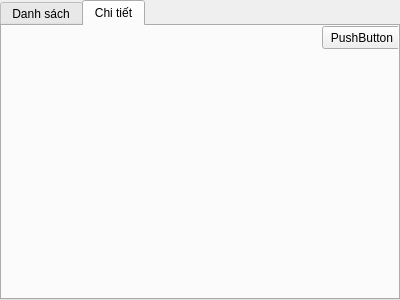
Before: the Qt Designer form UIFastScoring/courseinfowidget.ui in kidstuff/FastScoring, drawn with Qt 5.
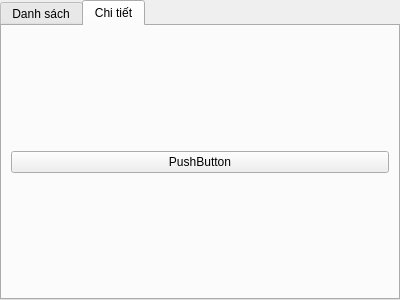
After: the same form once the commit is applied.

```diff
--- a/UIFastScoring/courseinfowidget.ui
+++ b/UIFastScoring/courseinfowidget.ui
@@ -43,19 +43,15 @@
    <attribute name="title">
     <string>Chi tiết</string>
    </attribute>
+   <layout class="QVBoxLayout" name="verticalLayout_2">
+    <item>
    <widget class="QPushButton" name="btPrint">
-    <property name="geometry">
-     <rect>
-      <x>320</x>
-      <y>0</y>
-      <width>80</width>
-      <height>23</height>
-     </rect>
-    </property>
     <property name="text">
      <string>PushButton</string>
     </property>
    </widget>
+    </item>
+   </layout>
   </widget>
  </widget>
  <resources/>
```
Lines whose indentation alone changed are shown as unchanged.
